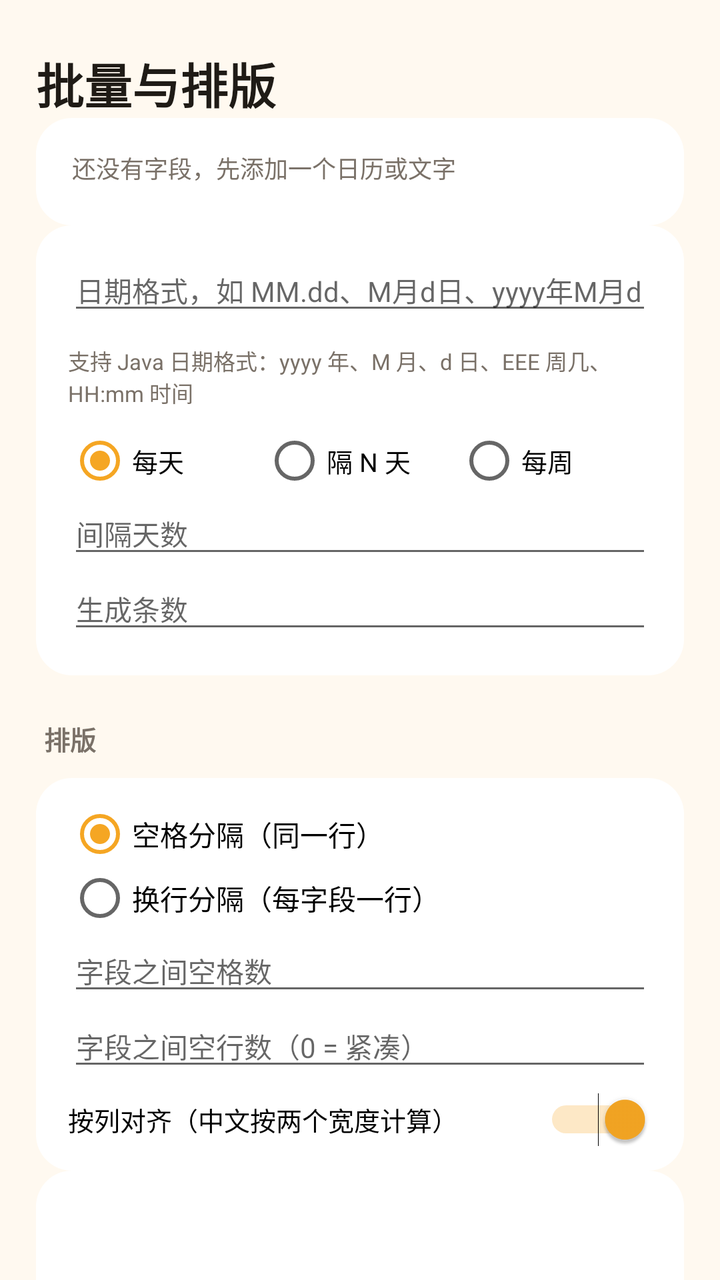
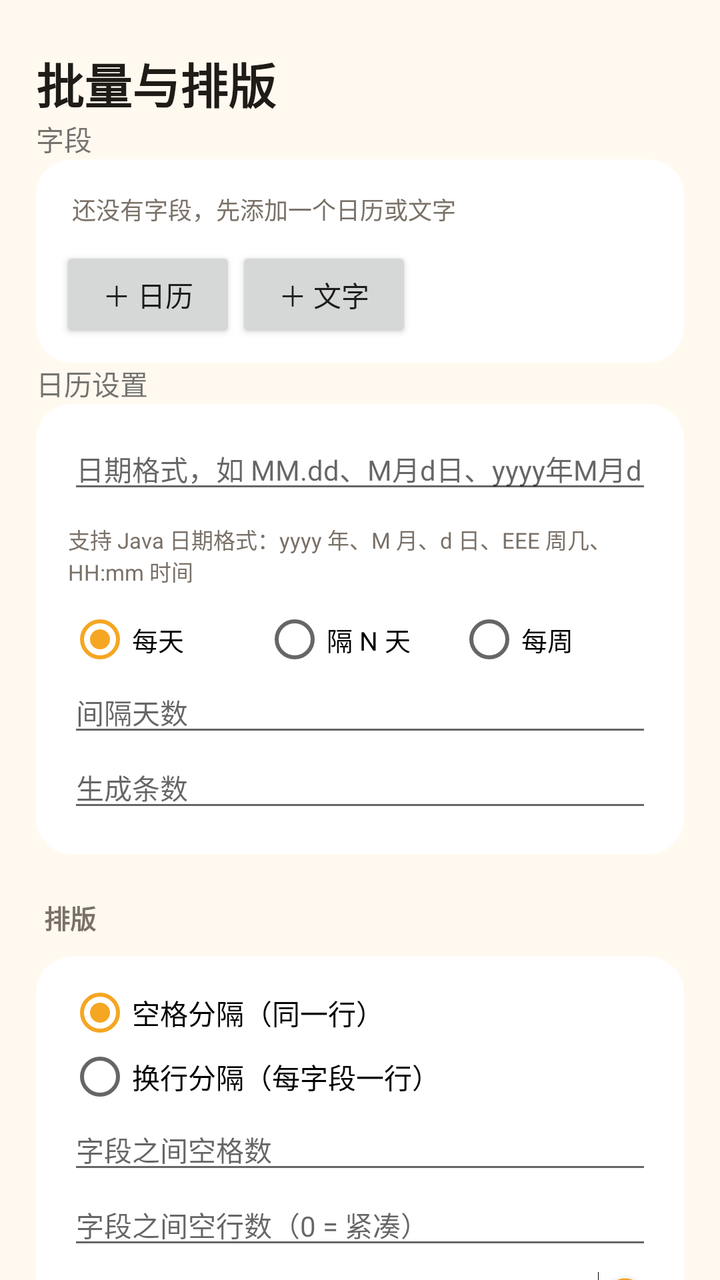

Before-and-after screenshots of an Android layout around one commit, followed by the original layout XML and the change that was made.
<!-- AndroidManifest.xml: application theme AppTheme -->
<!-- res/layout/activity_batch_format.xml -->
<?xml version="1.0" encoding="utf-8"?>
<ScrollView xmlns:android="http://schemas.android.com/apk/res/android"
    android:layout_width="match_parent"
    android:layout_height="match_parent"
    android:background="@color/page_bg"
    android:fillViewport="true"
    android:scrollbars="none">

    <LinearLayout
        android:layout_width="match_parent"
        android:layout_height="wrap_content"
        android:orientation="vertical"
        android:paddingStart="18dp"
        android:paddingTop="24dp"
        android:paddingEnd="18dp"
        android:paddingBottom="36dp">

        <TextView
            android:layout_width="wrap_content"
            android:layout_height="wrap_content"
            android:text="@string/batch_title"
            android:textColor="@color/text_primary"
            android:textSize="24sp"
            android:textStyle="bold" />

        
        <TextView
            style="@style.SectionTitle"
            android:text="@string/section_fields" />

        <LinearLayout
            android:layout_width="match_parent"
            android:layout_height="wrap_content"
            android:background="@drawable/bg_card"
            android:orientation="vertical"
            android:paddingTop="6dp"
            android:paddingBottom="10dp">

            <LinearLayout
                android:id="@+id/field_container"
                android:layout_width="match_parent"
                android:layout_height="wrap_content"
                android:orientation="vertical" />

            <TextView
                android:id="@+id/tv_field_empty"
                android:layout_width="match_parent"
                android:layout_height="wrap_content"
                android:paddingStart="18dp"
                android:paddingTop="10dp"
                android:paddingEnd="18dp"
                android:paddingBottom="10dp"
                android:text="@string/field_empty"
                android:textColor="@color/text_secondary"
                android:textSize="12sp" />

            <LinearLayout
                android:layout_width="match_parent"
                android:layout_height="wrap_content"
                android:orientation="horizontal"
                android:paddingStart="12dp"
                android:paddingEnd="12dp">

                <Button
                    android:id="@+id/btn_add_date"
                    style="@style.MiniButton"
                    android:text="@string/add_date_field" />

                <Button
                    android:id="@+id/btn_add_text"
                    style="@style.MiniButton"
                    android:text="@string/add_text_field" />
            </LinearLayout>
        </LinearLayout>

        
        <TextView
            style="@style.SectionTitle"
            android:text="@string/section_date" />

        <LinearLayout
            android:layout_width="match_parent"
            android:layout_height="wrap_content"
            android:background="@drawable/bg_card"
            android:orientation="vertical"
            android:paddingStart="16dp"
            android:paddingTop="12dp"
            android:paddingEnd="16dp"
            android:paddingBottom="16dp">

            <EditText
                android:id="@+id/et_pattern"
                android:layout_width="match_parent"
                android:layout_height="wrap_content"
                android:hint="@string/pattern_hint"
                android:imeOptions="actionDone"
                android:inputType="text"
                android:textColor="@color/text_primary"
                android:textSize="14sp" />

            <HorizontalScrollView
                android:layout_width="match_parent"
                android:layout_height="wrap_content"
                android:layout_marginTop="6dp"
                android:scrollbars="none">

                <LinearLayout
                    android:id="@+id/preset_container"
                    android:layout_width="wrap_content"
                    android:layout_height="wrap_content"
                    android:orientation="horizontal" />
            </HorizontalScrollView>

            <TextView
                android:layout_width="match_parent"
                android:layout_height="wrap_content"
                android:layout_marginTop="4dp"
                android:text="@string/pattern_help"
                android:textColor="@color/text_secondary"
                android:textSize="11sp" />

            <RadioGroup
                android:id="@+id/rg_interval"
                android:layout_width="match_parent"
                android:layout_height="wrap_content"
                android:layout_marginTop="10dp"
                android:orientation="horizontal">

                <RadioButton
                    android:id="@+id/rb_daily"
                    android:layout_width="0dp"
                    android:layout_height="wrap_content"
                    android:layout_weight="1"
                    android:checked="true"
                    android:text="@string/interval_daily"
                    android:textSize="13sp" />

                <RadioButton
                    android:id="@+id/rb_every"
                    android:layout_width="0dp"
                    android:layout_height="wrap_content"
                    android:layout_weight="1"
                    android:text="@string/interval_every_n"
                    android:textSize="13sp" />

                <RadioButton
                    android:id="@+id/rb_weekly"
                    android:layout_width="0dp"
                    android:layout_height="wrap_content"
                    android:layout_weight="1"
                    android:text="@string/interval_weekly"
                    android:textSize="13sp" />
            </RadioGroup>

            <LinearLayout
                android:layout_width="match_parent"
                android:layout_height="wrap_content"
                android:orientation="horizontal">

                <EditText
                    android:id="@+id/et_interval_days"
                    android:layout_width="0dp"
                    android:layout_height="wrap_content"
                    android:layout_weight="1"
                    android:hint="@string/interval_days_hint"
                    android:inputType="number"
                    android:textColor="@color/text_primary"
                    android:textSize="14sp" />

                <Spinner
                    android:id="@+id/sp_weekday"
                    android:layout_width="0dp"
                    android:layout_height="wrap_content"
                    android:layout_weight="1"
                    android:visibility="gone" />
            </LinearLayout>

            <EditText
                android:id="@+id/et_count"
                android:layout_width="match_parent"
                android:layout_height="wrap_content"
                android:hint="@string/count_hint"
                android:inputType="number"
                android:textColor="@color/text_primary"
                android:textSize="14sp" />
        </LinearLayout>

        
        <TextView
            style="@style/SectionTitle"
            android:text="@string/section_layout" />

        <LinearLayout
            android:layout_width="match_parent"
            android:layout_height="wrap_content"
            android:background="@drawable/bg_card"
            android:orientation="vertical"
            android:paddingStart="16dp"
            android:paddingTop="12dp"
            android:paddingEnd="16dp"
            android:paddingBottom="12dp">

            <RadioGroup
                android:id="@+id/rg_layout"
                android:layout_width="match_parent"
                android:layout_height="wrap_content"
                android:orientation="vertical">

                <RadioButton
                    android:id="@+id/rb_space"
                    android:layout_width="match_parent"
                    android:layout_height="wrap_content"
                    android:checked="true"
                    android:text="@string/layout_space"
                    android:textSize="14sp" />

                <RadioButton
                    android:id="@+id/rb_newline"
                    android:layout_width="match_parent"
                    android:layout_height="wrap_content"
                    android:text="@string/layout_newline"
                    android:textSize="14sp" />
            </RadioGroup>

            <EditText
                android:id="@+id/et_space"
                android:layout_width="match_parent"
                android:layout_height="wrap_content"
                android:hint="@string/space_count_hint"
                android:inputType="number"
                android:textColor="@color/text_primary"
                android:textSize="14sp" />

            <EditText
                android:id="@+id/et_blank"
                android:layout_width="match_parent"
                android:layout_height="wrap_content"
                android:hint="@string/blank_lines_hint"
                android:inputType="number"
                android:textColor="@color/text_primary"
                android:textSize="14sp" />

            <Switch
                android:id="@+id/sw_align"
                android:layout_width="match_parent"
                android:layout_height="wrap_content"
                android:layout_marginTop="6dp"
                android:checked="true"
                android:text="@string/align_columns"
                android:textSize="13sp" />
        </LinearLayout>

        
        <TextView
            style="@style.SectionTitle"
            android:text="@string/section_preview" />

        <EditText
            android:id="@+id/et_preview"
            android:layout_width="match_parent"
            android:layout_height="wrap_content"
            android:background="@drawable/bg_card"
            android:fontFamily="monospace"
            android:gravity="top|start"
            android:inputType="textMultiLine"
            android:lineSpacingExtra="3dp"
            android:minHeight="140dp"
            android:padding="16dp"
            android:textColor="@color/text_primary"
            android:textSize="13sp" />

        <Button
            android:id="@+id/btn_generate"
            android:layout_width="match_parent"
            android:layout_height="52dp"
            android:layout_marginTop="20dp"
            android:background="@drawable/bg_header"
            android:text="@string/btn_generate"
            android:textAllCaps="false"
            android:textColor="#FFFFFF"
            android:textSize="15sp"
            android:textStyle="bold" />

        <LinearLayout
            android:layout_width="match_parent"
            android:layout_height="wrap_content"
            android:layout_marginTop="10dp"
            android:orientation="horizontal">

            <Button
                android:id="@+id/btn_copy"
                style="@style/MiniButton"
                android:layout_width="0dp"
                android:layout_weight="1"
                android:text="@string/btn_copy" />

            <Button
                android:id="@+id/btn_clean"
                style="@style/MiniButton"
                android:layout_width="0dp"
                android:layout_weight="1"
                android:text="@string/btn_clean" />
        </LinearLayout>
    </LinearLayout>
</ScrollView>
<!-- resources referenced by this layout -->
<resources>
  <color name="page_bg">#FFF9F0</color>
  <color name="text_primary">#1F1B16</color>
  <color name="text_secondary">#7A7168</color>
  <!-- drawable bg_card (drawable) -->
  <?xml version="1.0" encoding="utf-8"?>
  <shape xmlns:android="http://schemas.android.com/apk/res/android"
      android:shape="rectangle">
      <solid android:color="@color/card_bg" />
      <corners android:radius="18dp" />
  </shape>
  <!-- drawable bg_header (drawable) -->
  <?xml version="1.0" encoding="utf-8"?>
  <shape xmlns:android="http://schemas.android.com/apk/res/android"
      android:shape="rectangle">
      <gradient
          android:angle="315"
          android:startColor="#FFC95C"
          android:endColor="#F5A623" />
      <corners android:radius="22dp" />
  </shape>
  <string name="add_date_field">＋ 日历</string>
  <string name="add_text_field">＋ 文字</string>
  <string name="align_columns">按列对齐（中文按两个宽度计算）</string>
  <string name="batch_title">批量与排版</string>
  <string name="blank_lines_hint">字段之间空行数（0 = 紧凑）</string>
  <string name="btn_clean">清理过期行</string>
  <string name="btn_copy">复制到剪贴板</string>
  <string name="btn_generate">生成并发送到便签</string>
  <string name="count_hint">生成条数</string>
  <string name="field_empty">还没有字段，先添加一个日历或文字</string>
  <string name="interval_daily">每天</string>
  <string name="interval_days_hint">间隔天数</string>
  <string name="interval_every_n">隔 N 天</string>
  <string name="interval_weekly">每周</string>
  <string name="layout_newline">换行分隔（每字段一行）</string>
  <string name="layout_space">空格分隔（同一行）</string>
  <string name="pattern_help">支持 Java 日期格式：yyyy 年、M 月、d 日、EEE 周几、HH:mm 时间</string>
  <string name="pattern_hint">日期格式，如 MM.dd、M月d日、yyyy年M月d日 EEE</string>
  <string name="section_date">日历设置</string>
  <string name="section_fields">字段</string>
  <string name="section_layout">排版</string>
  <string name="section_preview">预览</string>
  <string name="space_count_hint">字段之间空格数</string>
  <style name="MiniButton">
          <item name="android:layout_width">wrap_content</item>
          <item name="android:layout_height">40dp</item>
          <item name="android:layout_margin">4dp</item>
          <item name="android:background">@drawable/bg_mini_button</item>
          <item name="android:textAllCaps">false</item>
          <item name="android:textColor">@color/brand_dark</item>
          <item name="android:textSize">13sp</item>
          <item name="android:paddingStart">14dp</item>
          <item name="android:paddingEnd">14dp</item>
          <item name="android:minWidth">0dp</item>
          <item name="android:stateListAnimator">@null</item>
      </style>
  <style name="SectionTitle">
          <item name="android:layout_width">wrap_content</item>
          <item name="android:layout_height">wrap_content</item>
          <item name="android:layout_marginStart">4dp</item>
          <item name="android:layout_marginTop">22dp</item>
          <item name="android:layout_marginBottom">10dp</item>
          <item name="android:textColor">@color/text_secondary</item>
          <item name="android:textSize">13sp</item>
          <item name="android:textStyle">bold</item>
      </style>
  <style name="AppTheme" parent="@android:style/Theme.Material.Light.NoActionBar">
          <item name="android:colorPrimary">#F5A623</item>
          <item name="android:colorPrimaryDark">#E08E00</item>
          <item name="android:colorAccent">#F5A623</item>
          <item name="android:statusBarColor">#FFF8EC</item>
          <item name="android:navigationBarColor">#FFFFFF</item>
          <item name="android:windowLightStatusBar">true</item>
          <item name="android:windowBackground">#FFF9F0</item>
      </style>
  <color name="card_bg">#FFFFFF</color>
  <!-- drawable bg_mini_button (drawable) -->
  <?xml version="1.0" encoding="utf-8"?>
  <shape xmlns:android="http://schemas.android.com/apk/res/android"
      android:shape="rectangle">
      <solid android:color="#FFF1D6" />
      <corners android:radius="12dp" />
  </shape>
  <color name="brand_dark">#B86E00</color>
</resources>

<!-- the commit's change to res/layout/activity_batch_format.xml (unified diff, before → after) -->
@@ -25,6 +25,8 @@
 
         
         <TextView
+            android:layout_width="wrap_content"
+            android:layout_height="wrap_content"
             style="@style.SectionTitle"
             android:text="@string/section_fields" />
 
@@ -63,11 +65,15 @@
 
                 <Button
                     android:id="@+id/btn_add_date"
+                    android:layout_width="wrap_content"
+                    android:layout_height="wrap_content"
                     style="@style.MiniButton"
                     android:text="@string/add_date_field" />
 
                 <Button
                     android:id="@+id/btn_add_text"
+                    android:layout_width="wrap_content"
+                    android:layout_height="wrap_content"
                     style="@style.MiniButton"
                     android:text="@string/add_text_field" />
             </LinearLayout>
@@ -75,6 +81,8 @@
 
         
         <TextView
+            android:layout_width="wrap_content"
+            android:layout_height="wrap_content"
             style="@style.SectionTitle"
             android:text="@string/section_date" />
 
@@ -187,6 +195,8 @@
 
         
         <TextView
+            android:layout_width="wrap_content"
+            android:layout_height="wrap_content"
             style="@style/SectionTitle"
             android:text="@string/section_layout" />
 
@@ -252,6 +262,8 @@
 
         
         <TextView
+            android:layout_width="wrap_content"
+            android:layout_height="wrap_content"
             style="@style.SectionTitle"
             android:text="@string/section_preview" />
 
@@ -289,16 +301,18 @@
 
             <Button
                 android:id="@+id/btn_copy"
+                android:layout_width="0dp"
+                android:layout_height="wrap_content"
+                android:layout_weight="1"
                 style="@style/MiniButton"
-                android:layout_width="0dp"
-                android:layout_weight="1"
                 android:text="@string/btn_copy" />
 
             <Button
                 android:id="@+id/btn_clean"
+                android:layout_width="0dp"
+                android:layout_height="wrap_content"
+                android:layout_weight="1"
                 style="@style/MiniButton"
-                android:layout_width="0dp"
-                android:layout_weight="1"
                 android:text="@string/btn_clean" />
         </LinearLayout>
     </LinearLayout>
